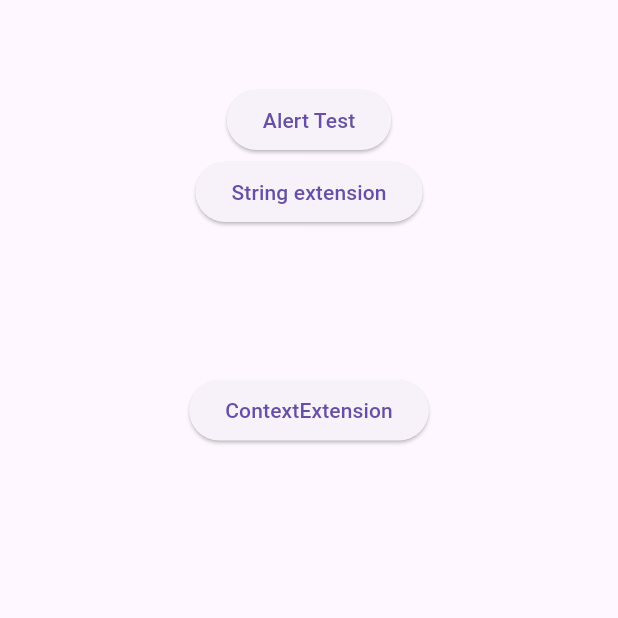
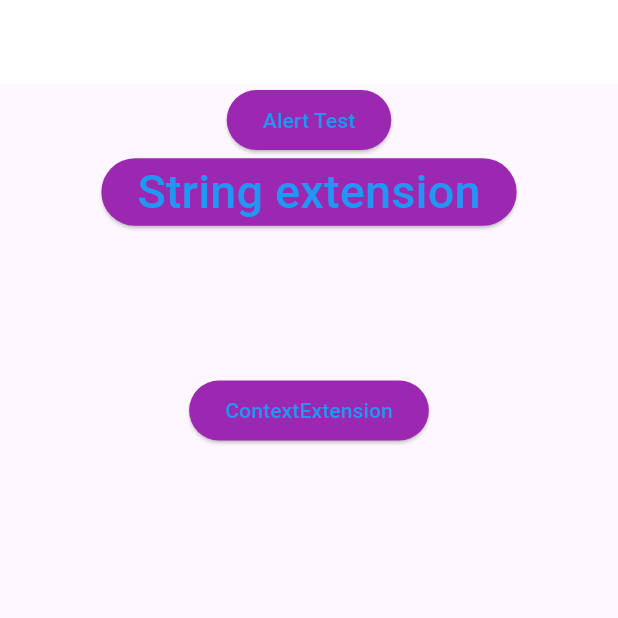
Before and after one commit to mhakkaynak/flutter-lesson, a Flutter app: the screen it shows after launch, on a phone screen of 412 x 824 dp, the top half of it. Run offline on Flutter 3.47's test engine with Material 3 defaults, Android fonts, the phone set to English and light mode, and no system bars.

Commit message:
Added Theme data for light theme.

```diff
--- a/news/lib/core/extensions/context_extension.dart
+++ b/news/lib/core/extensions/context_extension.dart
@@ -1,13 +1,19 @@
 import 'package:flutter/material.dart';
+import 'package:news/utils/themes/custom_theme_data.dart';
 
 extension ContextExtension on BuildContext {
   Size get size => MediaQuery.of(this).size;
   double get height => size.height;
   double get width => size.width;
 
+  ThemeData get themeData => CustomThemeData.instance.customTheme(this);
+  TextTheme get textTheme => themeData.textTheme;
+
   double customHeight(double value) => height * value;
   double customWidth(double value) => width * value;
 
   double responsiveHeight(double value) => (height * value) / 844;
   double responsiveWidth(double value) => (width * value) / 390;
+
+  double responsiveFontSize(double fontSize) => (fontSize / 844.0) * height;
 }
--- a/news/lib/features/views/test_view.dart
+++ b/news/lib/features/views/test_view.dart
@@ -3,6 +3,7 @@ import 'package:news/core/extensions/context_extension.dart';
 import 'package:news/core/extensions/string_extension.dart';
 import 'package:news/features/widgets/alerts/custom_alert_dialog.dart';
 import 'package:news/utils/helper/helper_functions.dart';
+import 'package:news/utils/themes/custom_theme_data.dart';
 
 class TestView extends StatefulWidget {
   const TestView({super.key});
@@ -31,9 +32,14 @@ class _TestViewState extends State<TestView> {
                 String email = 'halilgmail.com';
                 print(email.isValidEmail);
               },
-              child: Text('String extension'),
+              child: Text(
+                'String extension',
+                style: context.textTheme.headlineMedium,
+              ),
             ),
-            SizedBox(height: context.responsiveHeight(100),),
+            SizedBox(
+              height: context.responsiveHeight(100),
+            ),
             ElevatedButton(
                 onPressed: () {
                   print(context.height);
--- a/news/lib/main.dart
+++ b/news/lib/main.dart
@@ -1,8 +1,11 @@
 import 'package:flutter/material.dart';
+import 'package:news/core/extensions/context_extension.dart';
 import 'package:news/core/navigation/navigation_manager.dart';
 import 'package:news/core/navigation/navigation_route_manager.dart';
 import 'package:news/features/views/authentication/login_view.dart';
 import 'package:news/features/views/navigator_view.dart';
+import 'package:news/features/views/test_view.dart';
+import 'package:news/utils/themes/custom_theme_data.dart';
 import 'features/views/home/home_view.dart';
 
 void main() {
@@ -15,6 +18,7 @@ class MyApp extends StatelessWidget {
   @override
   Widget build(BuildContext context) {
     return MaterialApp(
+      theme: context.themeData,
       debugShowCheckedModeBanner: false,
       navigatorKey: NavigationManager.instance.navigationKey,
       onGenerateRoute: (settings) =>
--- /dev/null
+++ b/news/lib/utils/themes/custom_color_sheme.dart
@@ -0,0 +1,11 @@
+import 'package:flutter/material.dart';
+
+class CustomColorScheme {
+  static Color primary = Colors.blue;
+  static Color secondary = Colors.purple;
+
+  static ColorScheme customColorSchema = const ColorScheme.light().copyWith(
+    primary: primary,
+    secondary: secondary,
+  );
+}
--- /dev/null
+++ b/news/lib/utils/themes/custom_theme_data.dart
@@ -0,0 +1,34 @@
+import 'package:flutter/material.dart';
+import 'package:news/core/extensions/context_extension.dart';
+import 'package:news/features/views/test_view.dart';
+import 'package:news/utils/themes/custom_color_sheme.dart';
+
+class CustomThemeData {
+  CustomThemeData._init();
+
+  static CustomThemeData? _instance;
+
+  static CustomThemeData get instance {
+    _instance ??= CustomThemeData._init();
+    return _instance!;
+  }
+
+  ThemeData customTheme(BuildContext context) => ThemeData.light().copyWith(
+        colorScheme: CustomColorScheme.customColorSchema,
+        appBarTheme: const AppBarTheme(
+          backgroundColor: Colors.white,
+          elevation: 0,
+          iconTheme: IconThemeData(color: Colors.black),
+        ),
+        elevatedButtonTheme: ElevatedButtonThemeData(
+          style: ElevatedButton.styleFrom(
+            backgroundColor: Colors.purple,
+          ),
+        ),
+        textTheme: TextTheme(
+          headlineMedium: TextStyle(
+            fontSize: context.responsiveFontSize(32)
+          ),
+        ),
+      );
+}
```
